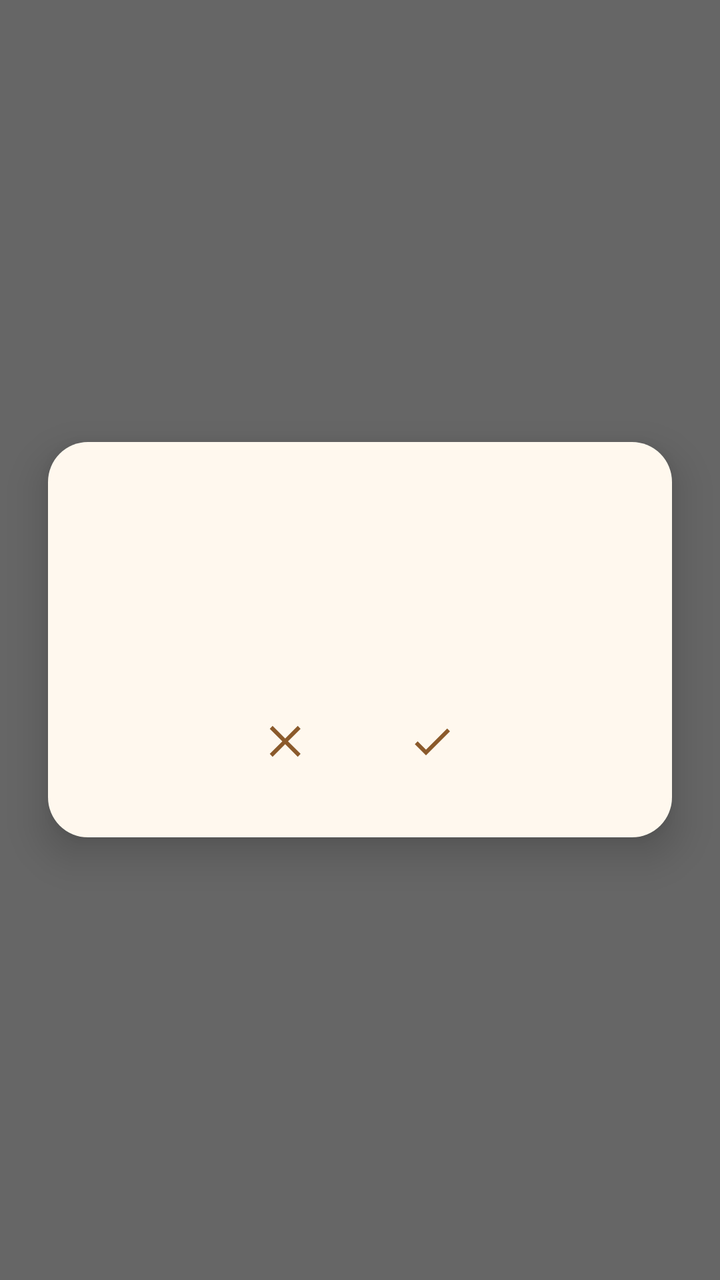
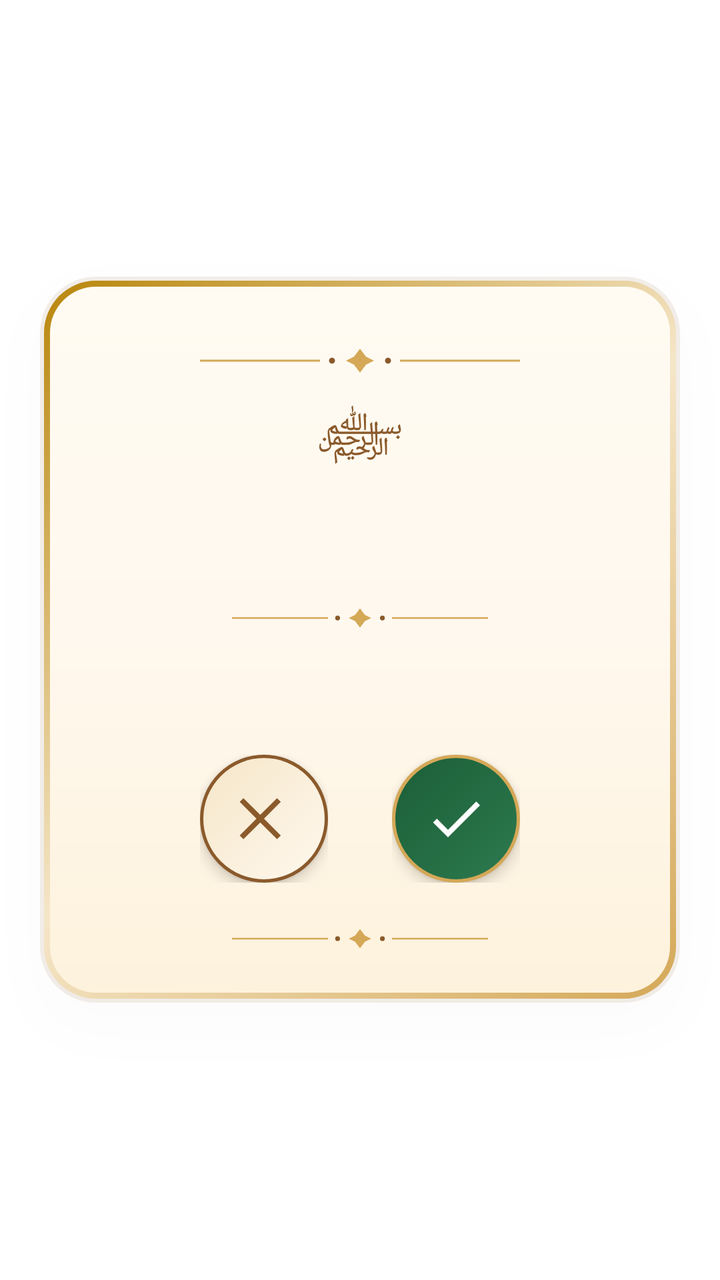

Two renders of the same Android screen: before a commit and after it. Below are the layout's source before the change and the commit's diff.
<!-- AndroidManifest.xml: fallback theme Theme.MaterialComponents.DayNight.NoActionBar -->
<!-- res/layout/overlay_prayer_card.xml -->
<?xml version="1.0" encoding="utf-8"?>
<FrameLayout xmlns:android="http://schemas.android.com/apk/res/android"
    android:layout_width="match_parent"
    android:layout_height="match_parent"
    android:background="#99000000"
    android:clickable="true"
    android:focusable="false">

    <LinearLayout
        android:id="@+id/card"
        android:layout_width="match_parent"
        android:layout_height="wrap_content"
        android:layout_gravity="center"
        android:layout_marginStart="24dp"
        android:layout_marginEnd="24dp"
        android:background="@drawable/overlay_card_background"
        android:elevation="12dp"
        android:layoutDirection="rtl"
        android:orientation="vertical"
        android:padding="24dp">

        
        
        











        
        
        

        <TextView
            android:id="@+id/title"
            android:layout_width="match_parent"
            android:layout_height="wrap_content"
            android:layout_marginTop="16dp"
            android:fontFamily="sans-serif"
            android:gravity="center"
            android:lineSpacingExtra="8dp"
            android:textColor="#3E2B1F"
            android:textSize="23sp" />

        
        
        

        <TextView
            android:id="@+id/subtitle"
            android:layout_width="match_parent"
            android:layout_height="wrap_content"
            android:layout_marginTop="14dp"
            android:gravity="center"
            android:textColor="#8B5A2B"
            android:textSize="14sp" />

        
        
        

        <LinearLayout
            android:layout_width="wrap_content"
            android:layout_height="wrap_content"
            android:layout_gravity="center"
            android:layout_marginTop="22dp"
            android:gravity="center"
            android:orientation="horizontal">

            

            <ImageButton
                android:id="@+id/readButton"
                android:layout_width="48dp"
                android:layout_height="48dp"
                android:background="@android:color/transparent"
                android:contentDescription="تمت القراءة"
                android:padding="10dp"
                android:src="@drawable/ic_check"
                android:tint="#8B5A2B" />

            

            <Space
                android:layout_width="24dp"
                android:layout_height="1dp" />

            

            <ImageButton
                android:id="@+id/laterButton"
                android:layout_width="48dp"
                android:layout_height="48dp"
                android:background="@android:color/transparent"
                android:contentDescription="لاحقًا"
                android:padding="10dp"
                android:src="@drawable/ic_close"
                android:tint="#8B5A2B" />

        </LinearLayout>

    </LinearLayout>

</FrameLayout>
<!-- resources referenced by this layout -->
<resources>
  <!-- drawable ic_check (drawable) -->
  <?xml version="1.0" encoding="utf-8"?>
  <vector xmlns:android="http://schemas.android.com/apk/res/android"
      android:width="24dp"
      android:height="24dp"
      android:viewportWidth="24"
      android:viewportHeight="24">
  
      <path
          android:fillColor="#FFFFFFFF"
          android:pathData="M9,16.17L4.83,12l-1.42,1.41L9,19 21,7l-1.41,-1.41z" />
  
  </vector>
  <!-- drawable ic_close (drawable) -->
  <?xml version="1.0" encoding="utf-8"?>
  <vector xmlns:android="http://schemas.android.com/apk/res/android"
      android:width="24dp"
      android:height="24dp"
      android:viewportWidth="24"
      android:viewportHeight="24">
  
      <path
          android:fillColor="#FF8B5A2B"
          android:pathData="M18.3,5.71L12,12l6.3,6.29 -1.41,1.42L10.59,13.41 4.29,19.71 2.88,18.29 9.17,12 2.88,5.71 4.29,4.29 10.59,10.59 16.89,4.29z" />
  
  </vector>
  <!-- drawable overlay_card_background (drawable) -->
  <?xml version="1.0" encoding="utf-8"?>
  <shape xmlns:android="http://schemas.android.com/apk/res/android"
      android:shape="rectangle">
      <solid android:color="#FFF8EE" />
      <corners android:radius="20dp" />
  </shape>
</resources>

<!-- the commit's change to res/layout/overlay_prayer_card.xml (unified diff, before → after) -->
@@ -2,8 +2,8 @@
 <FrameLayout xmlns:android="http://schemas.android.com/apk/res/android"
     android:layout_width="match_parent"
     android:layout_height="match_parent"
-    android:background="#99000000"
-    android:clickable="true"
+    android:background="#00000000"
+    android:clickable="false"
     android:focusable="false">
 
     <LinearLayout
@@ -11,27 +11,40 @@
         android:layout_width="match_parent"
         android:layout_height="wrap_content"
         android:layout_gravity="center"
-        android:layout_marginStart="24dp"
-        android:layout_marginEnd="24dp"
+        android:layout_marginStart="20dp"
+        android:layout_marginEnd="20dp"
         android:background="@drawable/overlay_card_background"
-        android:elevation="12dp"
+        android:elevation="16dp"
         android:layoutDirection="rtl"
         android:orientation="vertical"
-        android:padding="24dp">
+        android:paddingStart="28dp"
+        android:paddingEnd="28dp"
+        android:paddingTop="32dp"
+        android:paddingBottom="24dp">
 
         
         
         
 
+        <ImageView
+            android:layout_width="match_parent"
+            android:layout_height="20dp"
+            android:layout_marginBottom="12dp"
+            android:contentDescription="@null"
+            android:src="@drawable/islamic_divider" />
 
+        
+        
+        
 
-
-
-
-
-
-
-
+        <TextView
+            android:layout_width="match_parent"
+            android:layout_height="wrap_content"
+            android:gravity="center"
+            android:text="﷽"
+            android:textColor="#8B5A2B"
+            android:textSize="22sp"
+            android:textStyle="bold" />
 
         
         
@@ -41,12 +54,24 @@
             android:id="@+id/title"
             android:layout_width="match_parent"
             android:layout_height="wrap_content"
-            android:layout_marginTop="16dp"
+            android:layout_marginTop="20dp"
             android:fontFamily="sans-serif"
             android:gravity="center"
-            android:lineSpacingExtra="8dp"
+            android:lineSpacingExtra="10dp"
             android:textColor="#3E2B1F"
-            android:textSize="23sp" />
+            android:textSize="23sp"
+            android:textStyle="bold" />
+
+        
+        
+        
+
+        <ImageView
+            android:layout_width="match_parent"
+            android:layout_height="16dp"
+            android:layout_marginTop="18dp"
+            android:contentDescription="@null"
+            android:src="@drawable/islamic_divider" />
 
         
         
@@ -59,51 +84,73 @@
             android:layout_marginTop="14dp"
             android:gravity="center"
             android:textColor="#8B5A2B"
-            android:textSize="14sp" />
+            android:textSize="15sp"
+            android:textStyle="bold" />
 
         
         
         
 
         <LinearLayout
-            android:layout_width="wrap_content"
+            android:layout_width="match_parent"
             android:layout_height="wrap_content"
-            android:layout_gravity="center"
-            android:layout_marginTop="22dp"
+            android:layout_marginTop="26dp"
             android:gravity="center"
             android:orientation="horizontal">
 
             
+            <FrameLayout
+                android:layout_width="64dp"
+                android:layout_height="64dp">
 
-            <ImageButton
-                android:id="@+id/readButton"
-                android:layout_width="48dp"
-                android:layout_height="48dp"
-                android:background="@android:color/transparent"
-                android:contentDescription="تمت القراءة"
-                android:padding="10dp"
-                android:src="@drawable/ic_check"
-                android:tint="#8B5A2B" />
+                <ImageButton
+                    android:id="@+id/readButton"
+                    android:layout_width="64dp"
+                    android:layout_height="64dp"
+                    android:background="@drawable/btn_read_background"
+                    android:contentDescription="تمت القراءة"
+                    android:elevation="4dp"
+                    android:padding="16dp"
+                    android:scaleType="fitCenter"
+                    android:src="@drawable/ic_check"
+                    android:tint="#FFFFFF" />
+            </FrameLayout>
 
             
-
             <Space
-                android:layout_width="24dp"
+                android:layout_width="32dp"
                 android:layout_height="1dp" />
 
             
+            <FrameLayout
+                android:layout_width="64dp"
+                android:layout_height="64dp">
 
-            <ImageButton
-                android:id="@+id/laterButton"
-                android:layout_width="48dp"
-                android:layout_height="48dp"
-                android:background="@android:color/transparent"
-                android:contentDescription="لاحقًا"
-                android:padding="10dp"
-                android:src="@drawable/ic_close"
-                android:tint="#8B5A2B" />
+                <ImageButton
+                    android:id="@+id/laterButton"
+                    android:layout_width="64dp"
+                    android:layout_height="64dp"
+                    android:background="@drawable/btn_later_background"
+                    android:contentDescription="لاحقًا"
+                    android:elevation="4dp"
+                    android:padding="16dp"
+                    android:scaleType="fitCenter"
+                    android:src="@drawable/ic_close"
+                    android:tint="#8B5A2B" />
+            </FrameLayout>
 
         </LinearLayout>
+
+        
+        
+        
+
+        <ImageView
+            android:layout_width="match_parent"
+            android:layout_height="16dp"
+            android:layout_marginTop="20dp"
+            android:contentDescription="@null"
+            android:src="@drawable/islamic_divider" />
 
     </LinearLayout>
 
<!-- resource entries referenced after the edit -->
@@ -1,5 +1,29 @@
 <!-- resources referenced by this layout -->
 <resources>
+  <!-- drawable btn_later_background (drawable) -->
+  <?xml version="1.0" encoding="utf-8"?>
+  <shape xmlns:android="http://schemas.android.com/apk/res/android"
+      android:shape="oval">
+      <gradient
+          android:angle="135"
+          android:startColor="#FFF8EE"
+          android:endColor="#F5E6C8" />
+      <stroke
+          android:width="1.5dp"
+          android:color="#8B5A2B" />
+  </shape>
+  <!-- drawable btn_read_background (drawable) -->
+  <?xml version="1.0" encoding="utf-8"?>
+  <shape xmlns:android="http://schemas.android.com/apk/res/android"
+      android:shape="oval">
+      <gradient
+          android:angle="135"
+          android:startColor="#2D7A4F"
+          android:endColor="#1B5E37" />
+      <stroke
+          android:width="1.5dp"
+          android:color="#D4A857" />
+  </shape>
   <!-- drawable ic_check (drawable) -->
   <?xml version="1.0" encoding="utf-8"?>
   <vector xmlns:android="http://schemas.android.com/apk/res/android"
@@ -26,12 +50,82 @@
           android:pathData="M18.3,5.71L12,12l6.3,6.29 -1.41,1.42L10.59,13.41 4.29,19.71 2.88,18.29 9.17,12 2.88,5.71 4.29,4.29 10.59,10.59 16.89,4.29z" />
   
   </vector>
+  <!-- drawable islamic_divider (drawable) -->
+  <?xml version="1.0" encoding="utf-8"?>
+  <vector xmlns:android="http://schemas.android.com/apk/res/android"
+      android:width="200dp"
+      android:height="20dp"
+      android:viewportWidth="200"
+      android:viewportHeight="20">
+  
+      
+      <path
+          android:strokeColor="#D4A857"
+          android:strokeWidth="1"
+          android:pathData="M20,10 L80,10" />
+      <path
+          android:strokeColor="#D4A857"
+          android:strokeWidth="1"
+          android:pathData="M120,10 L180,10" />
+  
+      
+      <path
+          android:fillColor="#D4A857"
+          android:pathData="M100,4 L103,8 L107,10 L103,12 L100,16 L97,12 L93,10 L97,8 Z" />
+  
+      
+      <path
+          android:fillColor="#8B5A2B"
+          android:pathData="M86,10 m-1.5,0 a1.5,1.5 0 1,0 3,0 a1.5,1.5 0 1,0 -3,0" />
+      <path
+          android:fillColor="#8B5A2B"
+          android:pathData="M114,10 m-1.5,0 a1.5,1.5 0 1,0 3,0 a1.5,1.5 0 1,0 -3,0" />
+  
+  </vector>
   <!-- drawable overlay_card_background (drawable) -->
   <?xml version="1.0" encoding="utf-8"?>
-  <shape xmlns:android="http://schemas.android.com/apk/res/android"
-      android:shape="rectangle">
-      <solid android:color="#FFF8EE" />
-      <corners android:radius="20dp" />
-  </shape>
+  <layer-list xmlns:android="http://schemas.android.com/apk/res/android">
+  
+      
+      <item>
+          <shape android:shape="rectangle">
+              <solid android:color="#1A8B5A2B" />
+              <corners android:radius="28dp" />
+          </shape>
+      </item>
+  
+      
+      <item
+          android:left="2dp"
+          android:top="2dp"
+          android:right="2dp"
+          android:bottom="2dp">
+          <shape android:shape="rectangle">
+              <gradient
+                  android:angle="135"
+                  android:startColor="#D4A857"
+                  android:centerColor="#F5E6C8"
+                  android:endColor="#B8860B" />
+              <corners android:radius="26dp" />
+          </shape>
+      </item>
+  
+      
+      <item
+          android:left="5dp"
+          android:top="5dp"
+          android:right="5dp"
+          android:bottom="5dp">
+          <shape android:shape="rectangle">
+              <gradient
+                  android:angle="270"
+                  android:startColor="#FFFBF2"
+                  android:centerColor="#FFF8EE"
+                  android:endColor="#FDF2DC" />
+              <corners android:radius="23dp" />
+          </shape>
+      </item>
+  
+  </layer-list>
 </resources>
 
